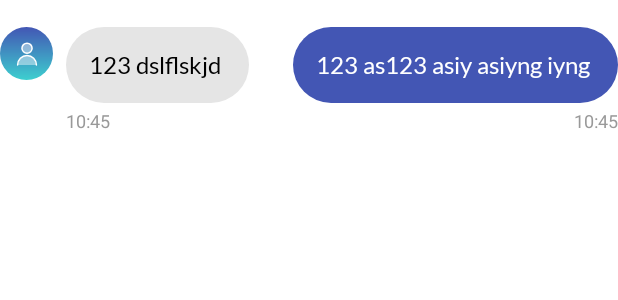
After one commit to tana142/ChatApp, an Android app: the layout item_detail_message.xml on its own in the app's theme, with its tools: preview values and no code run, on a phone screen of 412 x 824 dp. The commit adds this screen. Shown: the top 300 px of the screen. Run offline under Robolectric (Android 15) with nearby library versions, the phone set to English and light mode, and no system bars; Roboto replaces fonts that are not available here.

Commit message:
add emoji in detail message

```diff
--- a/app/src/main/AndroidManifest.xml
+++ b/app/src/main/AndroidManifest.xml
@@ -5,6 +5,7 @@
     <uses-permission android:name="android.permission.READ_EXTERNAL_STORAGE"/>
     <uses-permission android:name="WRITE_EXTERNAL_STORAGE"/>
     <application
+        android:name=".application.EmojiApplication"
         android:allowBackup="true"
         android:icon="@mipmap/ic_launcher"
         android:label="@string/app_name"
--- /dev/null
+++ b/app/src/main/res/drawable-v24/bg_item_me_send_single.xml
@@ -0,0 +1,5 @@
+<?xml version="1.0" encoding="utf-8"?>
+<shape xmlns:android="http://schemas.android.com/apk/res/android">
+    <solid android:color="@color/blue_start" />
+    <corners android:radius="30dp" />
+</shape>
--- /dev/null
+++ b/app/src/main/res/drawable-v24/bg_item_u_send_single.xml
@@ -0,0 +1,5 @@
+<?xml version="1.0" encoding="utf-8"?>
+<shape xmlns:android="http://schemas.android.com/apk/res/android">
+<solid android:color="@color/gray_detail_message"/>
+    <corners android:radius="30dp"/>
+</shape>
--- /dev/null
+++ b/app/src/main/res/layout/item_detail_message.xml
@@ -0,0 +1,106 @@
+<?xml version="1.0" encoding="utf-8"?>
+<layout xmlns:android="http://schemas.android.com/apk/res/android"
+    xmlns:app="http://schemas.android.com/apk/res-auto">
+
+    <data>
+
+    </data>
+
+    <androidx.constraintlayout.widget.ConstraintLayout
+        android:layout_width="match_parent"
+        android:layout_height="wrap_content">
+
+        <View
+            android:id="@+id/view_space"
+            android:layout_width="match_parent"
+            android:layout_height="18dp"
+            android:background="@color/white"
+            app:layout_constraintBottom_toTopOf="@id/tv_u_send"
+            app:layout_constraintTop_toTopOf="parent"/>
+
+        <TextView
+            android:id="@+id/tv_me_send"
+            android:layout_width="0dp"
+            android:layout_height="wrap_content"
+            android:layout_marginStart="44dp"
+            android:textColor="@color/white"
+            android:textSize="16sp"
+            android:padding="15dp"
+            android:visibility="visible"
+            android:fontFamily="@font/lato"
+            app:layout_constraintWidth_percent="0.75"
+            app:layout_constraintWidth_max="wrap"
+            app:layout_constraintHorizontal_bias="1"
+            app:layout_constraintRight_toRightOf="parent"
+            app:layout_constraintLeft_toLeftOf="parent"
+            app:layout_constraintTop_toBottomOf="@id/view_space"
+            app:layout_constraintBottom_toTopOf="@id/tv_time_me_send"
+            android:background="@drawable/bg_item_me_send_single"
+            android:text="123 as123 asiy asiyng iyng "/>
+
+        <TextView
+            android:id="@+id/tv_time_me_send"
+            android:layout_width="wrap_content"
+            android:layout_height="wrap_content"
+            android:text="10:45"
+            android:visibility="visible"
+            android:layout_marginTop="3dp"
+            android:textSize="12sp"
+            app:layout_constraintTop_toBottomOf="@id/tv_me_send"
+            app:layout_constraintRight_toRightOf="@id/tv_me_send"
+            android:textColor="#999999"/>
+
+        <ImageView
+            android:id="@+id/img_user_send_default"
+            android:layout_width="35dp"
+            android:layout_height="35dp"
+            android:src="@drawable/ic_avatar_user_default_white_icon"
+            android:background="@drawable/bg_item_message"
+            android:scaleType="center"
+            android:visibility="visible"
+            app:layout_constraintTop_toBottomOf="@id/view_space"
+            app:layout_constraintLeft_toLeftOf="parent"/>
+        <de.hdodenhof.circleimageview.CircleImageView
+            android:id="@+id/img_user_send"
+            android:layout_width="35dp"
+            android:layout_height="35dp"
+            android:background="@drawable/bg_item_message"
+            android:scaleType="centerCrop"
+            android:visibility="invisible"
+            app:layout_constraintTop_toBottomOf="@id/view_space"
+            app:layout_constraintLeft_toLeftOf="parent"/>
+
+        <TextView
+            android:id="@+id/tv_u_send"
+            android:layout_width="0dp"
+            android:layout_height="wrap_content"
+            android:layout_marginStart="44dp"
+            android:textColor="@color/black"
+            android:textSize="16sp"
+            android:padding="15dp"
+            android:visibility="visible"
+            android:fontFamily="@font/lato"
+            app:layout_constraintWidth_percent="0.75"
+            app:layout_constraintWidth_max="wrap"
+            app:layout_constraintHorizontal_bias="0"
+            app:layout_constraintRight_toRightOf="parent"
+            app:layout_constraintLeft_toLeftOf="parent"
+            app:layout_constraintTop_toBottomOf="@id/view_space"
+            app:layout_constraintBottom_toTopOf="@id/tv_time_u_send"
+            android:background="@drawable/bg_item_u_send_single"
+            android:text="123 dslflskjd "/>
+
+        <TextView
+            android:id="@+id/tv_time_u_send"
+            android:layout_width="wrap_content"
+            android:layout_height="wrap_content"
+            android:text="10:45"
+            android:visibility="visible"
+            android:layout_marginTop="3dp"
+            android:textSize="12sp"
+            app:layout_constraintTop_toBottomOf="@id/tv_u_send"
+            app:layout_constraintLeft_toLeftOf="@id/tv_u_send"
+            android:textColor="#999999"/>
+
+    </androidx.constraintlayout.widget.ConstraintLayout>
+</layout>
```
Also changed, not shown: app/src/main/java/com/rikkei/training/activity/chatapp/adapter/DetailMessageAdapter.kt (added, +99 -0 lines), app/src/main/java/com/rikkei/training/activity/chatapp/application/EmojiApplication.kt (added, +12 -0 lines), app/src/main/java/com/rikkei/training/activity/chatapp/data/model/Message.kt (added, +21 -0 lines), app/src/main/java/com/rikkei/training/activity/chatapp/view/fragment/message/DetailMessageFragment.kt (+102 -4 lines), app/src/main/java/com/rikkei/training/activity/chatapp/viewmodel/message/DetailMessageViewModel.kt (+11 -0 lines), app/src/main/res/drawable-v24/bg_item_me_send_bottom.xml (added, +10 -0 lines), app/src/main/res/drawable-v24/bg_item_me_send_center.xml (added, +10 -0 lines), app/src/main/res/drawable-v24/bg_item_me_send_top.xml (added, +10 -0 lines), app/src/main/res/drawable-v24/bg_item_u_send_bottom.xml (added, +9 -0 lines), app/src/main/res/drawable-v24/bg_item_u_send_center.xml (added, +9 -0 lines), app/src/main/res/drawable-v24/bg_item_u_send_top.xml (added, +9 -0 lines).
